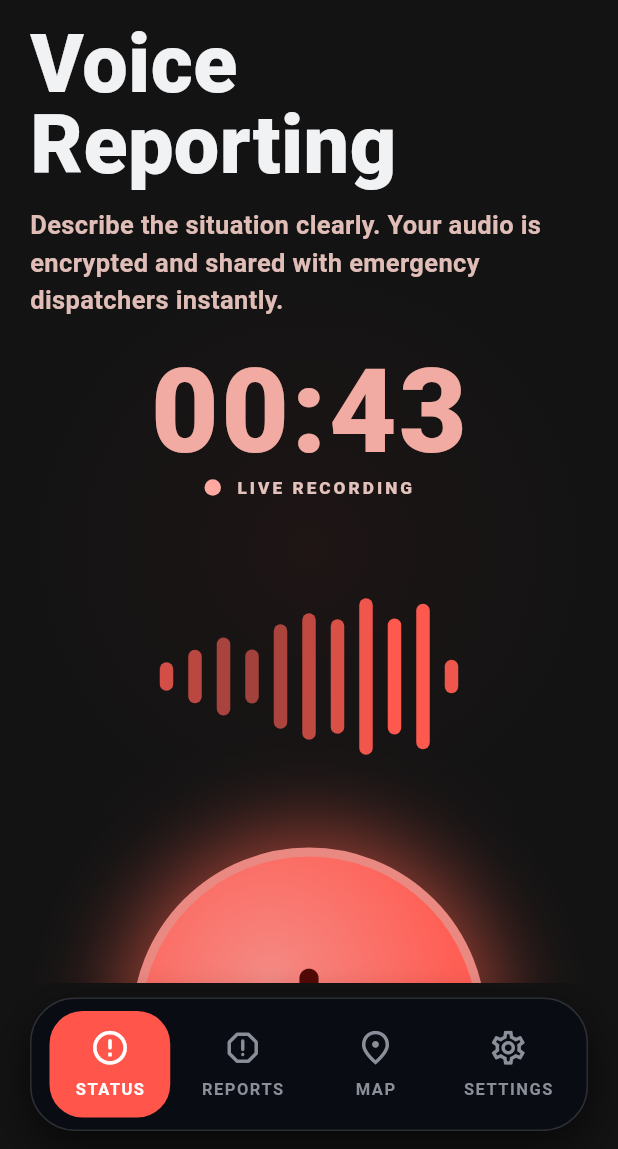
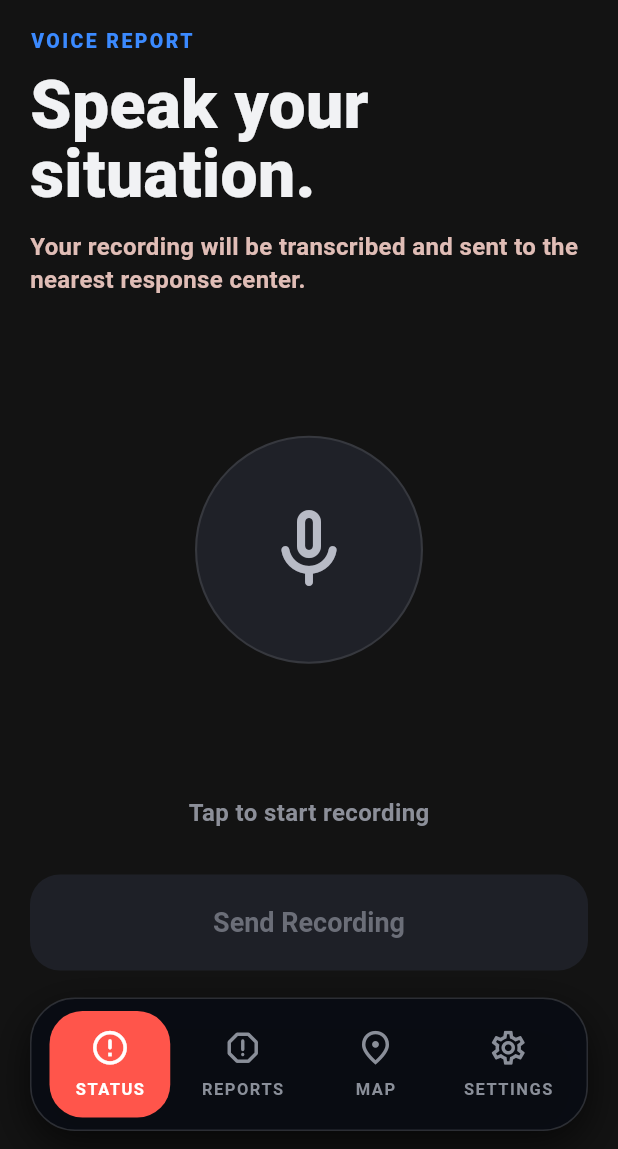
Before and after one commit to devansharora18/argos, a Flutter app: the VoiceReportPage screen opened by its route, on a phone screen of 412 x 824 dp, the part 87-1236 px from its top. Run offline on Flutter 3.47's test engine with Material 3 defaults, Android fonts, the phone set to English and light mode, and no system bars; our stand-ins replace flutter_riverpod.

Commit message:
feat: refactor voice report page for improved recording functionality

```diff
--- a/argos_app/lib/screens/voice_report_page.dart
+++ b/argos_app/lib/screens/voice_report_page.dart
@@ -1,5 +1,4 @@
 import 'dart:async';
-import 'dart:math' as math;
 
 import 'package:flutter/material.dart';
 
@@ -17,59 +16,66 @@ class VoiceReportPage extends StatefulWidget {
 
 class _VoiceReportPageState extends State<VoiceReportPage>
     with SingleTickerProviderStateMixin {
-  late final AnimationController _waveController;
+  late final AnimationController _pulseController;
 
   Timer? _recordingTimer;
-  int _elapsedSeconds = 42;
-  bool _isRecording = true;
+  int _elapsedSeconds = 0;
+  bool _isRecording = false;
+  bool _hasRecording = false;
 
   @override
   void initState() {
     super.initState();
-    _waveController = AnimationController(
+    _pulseController = AnimationController(
       vsync: this,
-      duration: const Duration(milliseconds: 1200),
-    )..repeat();
-    _startRecordingTimer();
+      duration: const Duration(milliseconds: 1600),
+    );
   }
 
   @override
   void dispose() {
     _recordingTimer?.cancel();
-    _waveController.dispose();
+    _pulseController.dispose();
     super.dispose();
   }
 
-  void _startRecordingTimer() {
+  void _toggleRecording() {
+    setState(() {
+      if (_isRecording) {
+        _isRecording = false;
+        _hasRecording = _elapsedSeconds > 0;
         _recordingTimer?.cancel();
+        _pulseController.stop();
+        _pulseController.reset();
+      } else {
+        _isRecording = true;
+        _hasRecording = false;
+        _elapsedSeconds = 0;
+        _pulseController.repeat();
         _recordingTimer = Timer.periodic(const Duration(seconds: 1), (_) {
-      if (!mounted || !_isRecording) {
-        return;
+          if (!mounted) return;
+          setState(() => _elapsedSeconds += 1);
+        });
       }
-
-      setState(() {
-        _elapsedSeconds += 1;
-      });
     });
   }
 
-  void _setRecording(bool value) {
-    if (_isRecording == value) {
-      return;
-    }
-
+  void _sendRecording() {
     setState(() {
-      _isRecording = value;
+      _isRecording = false;
+      _hasRecording = false;
+      _elapsedSeconds = 0;
+      _recordingTimer?.cancel();
+      _pulseController.stop();
+      _pulseController.reset();
     });
-
-    if (value) {
-      _waveController.repeat();
-      _startRecordingTimer();
-      return;
-    }
-
-    _recordingTimer?.cancel();
-    _waveController.stop(canceled: false);
+    ScaffoldMessenger.of(context)
+      ..hideCurrentSnackBar()
+      ..showSnackBar(
+        const SnackBar(
+          content: Text('Voice report sent to nearest response center.'),
+        ),
+      );
   }
 
   String get _formattedDuration {
@@ -78,397 +84,289 @@ class _VoiceReportPageState extends State<VoiceReportPage>
     return '${minutes.toString().padLeft(2, '0')}:${seconds.toString().padLeft(2, '0')}';
   }
 
-  void _discardRecording() {
-    _setRecording(false);
-    setState(() {
-      _elapsedSeconds = 0;
-    });
-  }
-
-  void _sendReport() {
-    _setRecording(false);
-    ScaffoldMessenger.of(context)
-      ..hideCurrentSnackBar()
-      ..showSnackBar(
-        const SnackBar(
-          content: Text('Voice report sent to emergency dispatch.'),
-        ),
-      );
-  }
-
   @override
   Widget build(BuildContext context) {
+    final canSend = _hasRecording && !_isRecording;
+
     return ArgosScreenShell(
       selectedTab: widget.selectedTab,
-      child: Container(
-        decoration: const BoxDecoration(
-          gradient: RadialGradient(
-            center: Alignment(0, 0.1),
-            radius: 1.05,
-            colors: [Color(0x2A5A1D1D), Color(0x08191921), Color(0x00131313)],
-            stops: [0, 0.62, 1],
-          ),
-        ),
-        child: SingleChildScrollView(
-          physics: const BouncingScrollPhysics(
-            parent: AlwaysScrollableScrollPhysics(),
-          ),
+      child: Padding(
+        padding: const EdgeInsets.only(top: 4),
         child: Column(
           crossAxisAlignment: CrossAxisAlignment.start,
           children: [
-              const SizedBox(height: 2),
             const Text(
-                'Voice Reporting',
+              'VOICE REPORT',
+              style: TextStyle(
+                color: Color(0xFF3B8AFF),
+                fontSize: 13,
+                fontWeight: FontWeight.w800,
+                letterSpacing: 1.6,
+              ),
+            ),
+            const SizedBox(height: 10),
+            const Text(
+              'Speak your\nsituation.',
               style: TextStyle(
                 color: Color(0xFFF1F2F4),
-                  fontSize: 54,
+                fontSize: 44,
                 fontWeight: FontWeight.w800,
-                  height: 1.0,
+                height: 1.05,
               ),
             ),
             const SizedBox(height: 14),
             const Text(
-                'Describe the situation clearly. Your audio is encrypted and shared with emergency dispatchers instantly.',
+              'Your recording will be transcribed and sent to the nearest response center.',
               style: TextStyle(
                 color: Color(0xFFE0BDB6),
-                  fontSize: 17,
+                fontSize: 16,
                 fontWeight: FontWeight.w600,
-                  height: 1.45,
+                height: 1.4,
               ),
             ),
-              const SizedBox(height: 22),
-              Center(
-                child: Text(
-                  _formattedDuration,
-                  style: const TextStyle(
-                    color: Color(0xFFF2ABA2),
-                    fontSize: 78,
-                    fontWeight: FontWeight.w900,
-                    letterSpacing: 1.6,
-                    height: 1,
-                  ),
-                ),
-              ),
-              const SizedBox(height: 4),
-              Center(
-                child: Row(
+            Expanded(
+              child: Center(
+                child: Column(
                   mainAxisSize: MainAxisSize.min,
                   children: [
-                    AnimatedContainer(
-                      duration: const Duration(milliseconds: 220),
-                      width: 11,
-                      height: 11,
-                      decoration: BoxDecoration(
-                        color: _isRecording
-                            ? const Color(0xFFFFA9A0)
-                            : const Color(0x66948D8E),
-                        shape: BoxShape.circle,
+                    _MicButton(
+                      isRecording: _isRecording,
+                      pulse: _pulseController,
+                      onTap: _toggleRecording,
                     ),
-                    ),
-                    const SizedBox(width: 10),
-                    Text(
-                      'LIVE RECORDING',
-                      style: TextStyle(
-                        color: _isRecording
-                            ? const Color(0xFFE4C2BC)
-                            : const Color(0xA89A8E8E),
-                        fontSize: 11.5,
-                        fontWeight: FontWeight.w800,
-                        letterSpacing: 2,
-                      ),
+                    const SizedBox(height: 24),
+                    _StatusLabel(
+                      isRecording: _isRecording,
+                      hasRecording: _hasRecording,
+                      duration: _formattedDuration,
                     ),
                   ],
                 ),
               ),
-              const SizedBox(height: 24),
-              Center(
-                child: _VoiceWaveform(
-                  controller: _waveController,
-                  isRecording: _isRecording,
+            ),
+            SizedBox(
+              width: double.infinity,
+              height: 64,
+              child: FilledButton(
+                onPressed: canSend ? _sendRecording : null,
+                style: FilledButton.styleFrom(
+                  backgroundColor: const Color(0xFFFF5A4F),
+                  foregroundColor: const Color(0xFF1A0707),
+                  disabledBackgroundColor: const Color(0xFF1E2027),
+                  disabledForegroundColor: const Color(0xFF6B6E78),
+                  shape: RoundedRectangleBorder(
+                    borderRadius: BorderRadius.circular(20),
+                  ),
+                  textStyle: const TextStyle(
+                    fontSize: 18,
+                    fontWeight: FontWeight.w700,
                   ),
                 ),
-              const SizedBox(height: 20),
-              Center(
-                child: _HoldToRecordButton(
-                  isRecording: _isRecording,
-                  onHoldChanged: _setRecording,
+                child: const Text('Send Recording'),
               ),
             ),
-              const SizedBox(height: 20),
-              Row(
-                children: [
-                  Expanded(
-                    child: _VoiceActionButton(
-                      label: 'Discard',
-                      icon: Icons.close_rounded,
-                      backgroundColor: const Color(0xFF292A2F),
-                      foregroundColor: const Color(0xFFE4E4E5),
-                      glowColor: const Color(0x00000000),
-                      onPressed: _discardRecording,
-                    ),
-                  ),
-                  const SizedBox(width: 12),
-                  Expanded(
-                    child: _VoiceActionButton(
-                      label: 'Send Report',
-                      icon: Icons.send_rounded,
-                      backgroundColor: const Color(0xFF0EBE55),
-                      foregroundColor: const Color(0xFFF2FFF7),
-                      glowColor: const Color(0x540EBE55),
-                      onPressed: _sendReport,
-                    ),
-                  ),
+            const SizedBox(height: 8),
           ],
-              ),
-              const SizedBox(height: 22),
-              Container(
-                width: double.infinity,
-                padding: const EdgeInsets.fromLTRB(16, 16, 16, 16),
-                decoration: BoxDecoration(
-                  color: const Color(0xFF16171D),
-                  borderRadius: BorderRadius.circular(28),
-                  border: Border.all(color: const Color(0x1AFFFFFF)),
-                ),
-                child: const Row(
-                  crossAxisAlignment: CrossAxisAlignment.start,
-                  children: [
-                    _InfoBadgeIcon(),
-                    SizedBox(width: 12),
-                    Expanded(
-                      child: Text(
-                        'We automatically capture your location and device health to provide first responders with essential context.',
-                        style: TextStyle(
-                          color: Color(0xFFE1C2BB),
-                          fontSize: 16,
-                          fontWeight: FontWeight.w600,
-                          height: 1.45,
-                        ),
-                      ),
-                    ),
-                  ],
-                ),
-              ),
-              const SizedBox(height: 16),
-            ],
-          ),
         ),
       ),
     );
   }
 }
 
-class _InfoBadgeIcon extends StatelessWidget {
-  const _InfoBadgeIcon();
+class _MicButton extends StatelessWidget {
+  const _MicButton({
+    required this.isRecording,
+    required this.pulse,
+    required this.onTap,
+  });
+
+  final bool isRecording;
+  final AnimationController pulse;
+  final VoidCallback onTap;
+
+  static const double _coreSize = 152;
+  static const double _maxRing = 280;
 
   @override
   Widget build(BuildContext context) {
-    return Container(
-      width: 52,
-      height: 52,
+    return SizedBox(
+      width: _maxRing,
+      height: _maxRing,
+      child: Stack(
+        alignment: Alignment.center,
+        children: [
+          if (isRecording) ...[
+            _PulseRing(controller: pulse, delayFraction: 0),
+            _PulseRing(controller: pulse, delayFraction: 0.5),
+          ],
+          GestureDetector(
+            onTap: onTap,
+            child: AnimatedContainer(
+              duration: const Duration(milliseconds: 220),
+              curve: Curves.easeOut,
+              width: _coreSize,
+              height: _coreSize,
               decoration: BoxDecoration(
-        color: const Color(0xFF242735),
-        borderRadius: BorderRadius.circular(16),
+                shape: BoxShape.circle,
+                color: isRecording
+                    ? const Color(0xFFFF5A4F)
+                    : const Color(0xFF1F2128),
+                border: Border.all(
+                  color: isRecording
+                      ? const Color(0xFFFF7E74)
+                      : const Color(0x1AFFFFFF),
+                  width: 1.4,
                 ),
-      child: const Icon(
-        Icons.info_outline_rounded,
-        color: Color(0xFFA0B7FF),
-        size: 31,
+                boxShadow: isRecording
+                    ? const [
+                        BoxShadow(
+                          color: Color(0x66FF5A4F),
+                          blurRadius: 30,
+                          spreadRadius: 4,
+                        ),
+                      ]
+                    : null,
+              ),
+              child: Center(
+                child: AnimatedSwitcher(
+                  duration: const Duration(milliseconds: 180),
+                  transitionBuilder: (child, anim) =>
+                      ScaleTransition(scale: anim, child: child),
+                  child: isRecording
+                      ? Container(
+                          key: const ValueKey('stop'),
+                          width: 36,
+                          height: 36,
+                          decoration: BoxDecoration(
+                            color: const Color(0xFF4A0E0A),
+                            borderRadius: BorderRadius.circular(6),
+                          ),
+                        )
+                      : const Icon(
+                          Icons.mic_none_rounded,
+                          key: ValueKey('mic'),
+                          size: 64,
+                          color: Color(0xFFB8BBC6),
+                        ),
+                ),
+              ),
+            ),
+          ),
+        ],
       ),
     );
   }
 }
 
-class _VoiceWaveform extends StatelessWidget {
-  const _VoiceWaveform({required this.controller, required this.isRecording});
+class _PulseRing extends StatelessWidget {
+  const _PulseRing({required this.controller, required this.delayFraction});
 
   final AnimationController controller;
-  final bool isRecording;
-
-  static const List<double> _baseHeights = [
-    24,
-    52,
-    86,
-    62,
-    112,
-    118,
-    92,
-    112,
-    78,
-    98,
-    24,
-  ];
+  final double delayFraction;
 
   @override
   Widget build(BuildContext context) {
-    return SizedBox(
-      height: 188,
-      child: AnimatedBuilder(
+    return AnimatedBuilder(
       animation: controller,
       builder: (context, _) {
-          final phase = controller.value * math.pi * 2;
+        final raw = (controller.value + delayFraction) % 1.0;
+        final scale = 0.55 + (raw * 0.85);
+        final opacity = (1.0 - raw).clamp(0.0, 1.0) * 0.55;
+        return Opacity(
+          opacity: opacity,
+          child: Transform.scale(
+            scale: scale,
+            child: Container(
+              width: _MicButton._maxRing,
+              height: _MicButton._maxRing,
+              decoration: BoxDecoration(
+                shape: BoxShape.circle,
+                color: const Color(0x33FF5A4F),
+              ),
+            ),
+          ),
+        );
+      },
+    );
+  }
+}
 
+class _StatusLabel extends StatelessWidget {
+  const _StatusLabel({
+    required this.isRecording,
+    required this.hasRecording,
+    required this.duration,
+  });
+
+  final bool isRecording;
+  final bool hasRecording;
+  final String duration;
+
+  @override
+  Widget build(BuildContext context) {
+    if (isRecording) {
       return Row(
         mainAxisSize: MainAxisSize.min,
-            crossAxisAlignment: CrossAxisAlignment.center,
-            children: [
-              for (var i = 0; i < _baseHeights.length; i++) ...[
-                if (i > 0) const SizedBox(width: 10),
-                _WaveBar(
-                  baseHeight: _baseHeights[i],
-                  phase: phase,
-                  index: i,
-                  isRecording: isRecording,
+        children: const [
+          _PulsingDot(),
+          SizedBox(width: 8),
+          Text(
+            'Recording...',
+            style: TextStyle(
+              color: Color(0xFFFF8E84),
+              fontSize: 16,
+              fontWeight: FontWeight.w700,
+            ),
           ),
         ],
-            ],
       );
-        },
+    }
+    final text = hasRecording
+        ? 'Recording ready  $duration'
+        : 'Tap to start recording';
+    return Text(
+      text,
+      style: const TextStyle(
+        color: Color(0xFF8C8F99),
+        fontSize: 16,
+        fontWeight: FontWeight.w600,
       ),
     );
   }
 }
 
-class _WaveBar extends StatelessWidget {
-  const _WaveBar({
-    required this.baseHeight,
-    required this.phase,
-    required this.index,
-    required this.isRecording,
-  });
+class _PulsingDot extends StatefulWidget {
+  const _PulsingDot();
 
-  final double baseHeight;
-  final double phase;
-  final int index;
-  final bool isRecording;
+  @override
+  State<_PulsingDot> createState() => _PulsingDotState();
+}
+
+class _PulsingDotState extends State<_PulsingDot>
+    with SingleTickerProviderStateMixin {
+  late final AnimationController _c = AnimationController(
+    vsync: this,
+    duration: const Duration(milliseconds: 900),
+  )..repeat(reverse: true);
+
+  @override
+  void dispose() {
+    _c.dispose();
+    super.dispose();
+  }
 
   @override
   Widget build(BuildContext context) {
-    final wave = (math.sin(phase + (index * 0.56)) + 1) / 2;
-    final amplitude = isRecording ? 0.58 + (wave * 0.42) : 0.32;
-    final barHeight = baseHeight * amplitude;
-    final barColor = Color.lerp(
-      const Color(0xFF7F3835),
-      const Color(0xFFFF5A4F),
-      isRecording ? (0.28 + (wave * 0.72)) : 0.2,
-    );
-
-    return AnimatedContainer(
-      duration: const Duration(milliseconds: 160),
-      curve: Curves.easeOutCubic,
-      width: 9,
-      height: barHeight,
-      decoration: BoxDecoration(
-        color: barColor,
-        borderRadius: BorderRadius.circular(18),
-      ),
-    );
-  }
-}
-
-class _HoldToRecordButton extends StatelessWidget {
-  const _HoldToRecordButton({
-    required this.isRecording,
-    required this.onHoldChanged,
-  });
-
-  final bool isRecording;
-  final ValueChanged<bool> onHoldChanged;
-
-  @override
-  Widget build(BuildContext context) {
-    return Material(
-      color: Colors.transparent,
-      child: InkWell(
-        borderRadius: BorderRadius.circular(999),
-        onHighlightChanged: onHoldChanged,
-        child: AnimatedContainer(
-          duration: const Duration(milliseconds: 180),
-          width: 236,
-          height: 236,
-          decoration: BoxDecoration(
+    return FadeTransition(
+      opacity: Tween<double>(begin: 0.4, end: 1.0).animate(_c),
+      child: Container(
+        width: 8,
+        height: 8,
+        decoration: const BoxDecoration(
+          color: Color(0xFFFF5A4F),
           shape: BoxShape.circle,
-            gradient: RadialGradient(
-              center: const Alignment(-0.22, -0.26),
-              radius: 1.04,
-              colors: [
-                const Color(0xFFF48A84),
-                const Color(0xFFFF5F55),
-                isRecording ? const Color(0xFFFF4C46) : const Color(0xFFEC4E47),
-              ],
-            ),
-            border: Border.all(color: const Color(0xFFEA8982), width: 6),
-            boxShadow: [
-              BoxShadow(
-                color: isRecording
-                    ? const Color(0x99FF604C)
-                    : const Color(0x52FF604C),
-                blurRadius: isRecording ? 48 : 26,
-                spreadRadius: isRecording ? 10 : 3,
-              ),
-            ],
-          ),
-          child: Column(
-            mainAxisAlignment: MainAxisAlignment.center,
-            children: [
-              const Icon(Icons.mic_rounded, size: 52, color: Color(0xFF520906)),
-              const SizedBox(height: 6),
-              Text(
-                'HOLD TO RECORD',
-                style: TextStyle(
-                  color: const Color(0xFF520906),
-                  fontSize: isRecording ? 18 : 17,
-                  fontWeight: FontWeight.w900,
-                  letterSpacing: 1.0,
-                ),
-              ),
-            ],
-          ),
         ),
       ),
     );
   }
 }
-
-class _VoiceActionButton extends StatelessWidget {
-  const _VoiceActionButton({
-    required this.label,
-    required this.icon,
-    required this.backgroundColor,
-    required this.foregroundColor,
-    required this.glowColor,
-    required this.onPressed,
-  });
-
-  final String label;
-  final IconData icon;
-  final Color backgroundColor;
-  final Color foregroundColor;
-  final Color glowColor;
-  final VoidCallback onPressed;
-
-  @override
-  Widget build(BuildContext context) {
-    return DecoratedBox(
-      decoration: BoxDecoration(
-        borderRadius: BorderRadius.circular(24),
-        boxShadow: [
-          BoxShadow(color: glowColor, blurRadius: 18, spreadRadius: 1),
-        ],
-      ),
-      child: FilledButton.icon(
-        onPressed: onPressed,
-        icon: Icon(icon, size: 22),
-        label: Text(label),
-        style: FilledButton.styleFrom(
-          backgroundColor: backgroundColor,
-          foregroundColor: foregroundColor,
-          padding: const EdgeInsets.symmetric(horizontal: 16, vertical: 18),
-          shape: RoundedRectangleBorder(
-            borderRadius: BorderRadius.circular(24),
-          ),
-          textStyle: const TextStyle(fontSize: 17, fontWeight: FontWeight.w700),
-        ),
-      ),
-    );
-  }
-}
```
Lines whose indentation alone changed are shown as unchanged.
